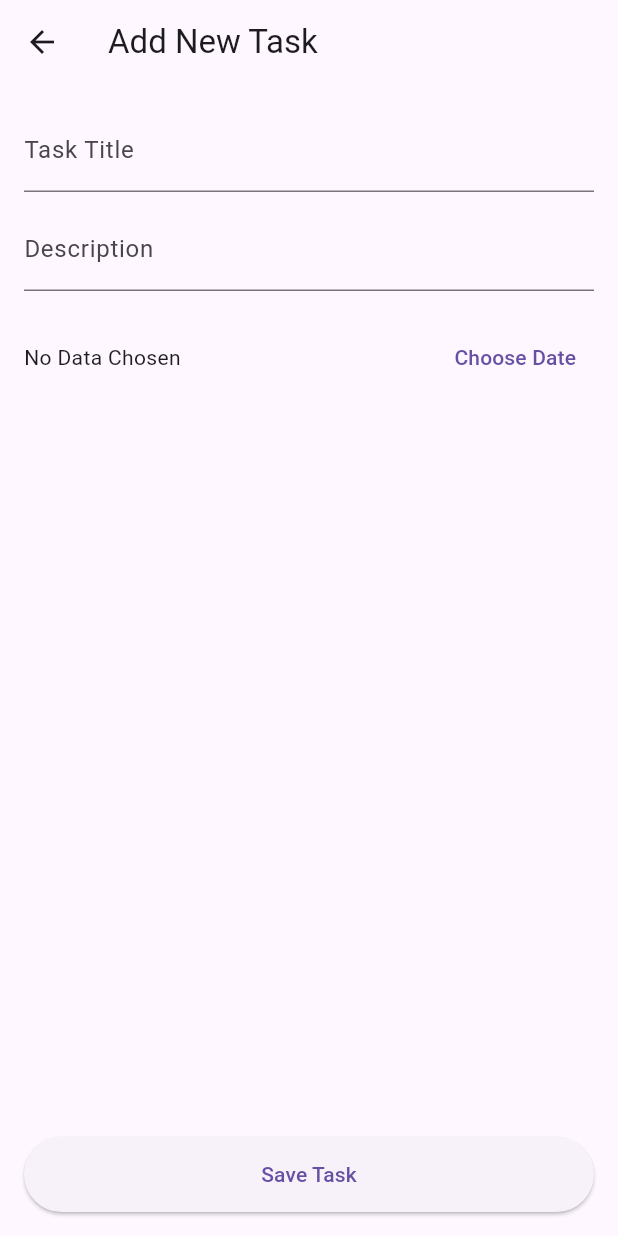
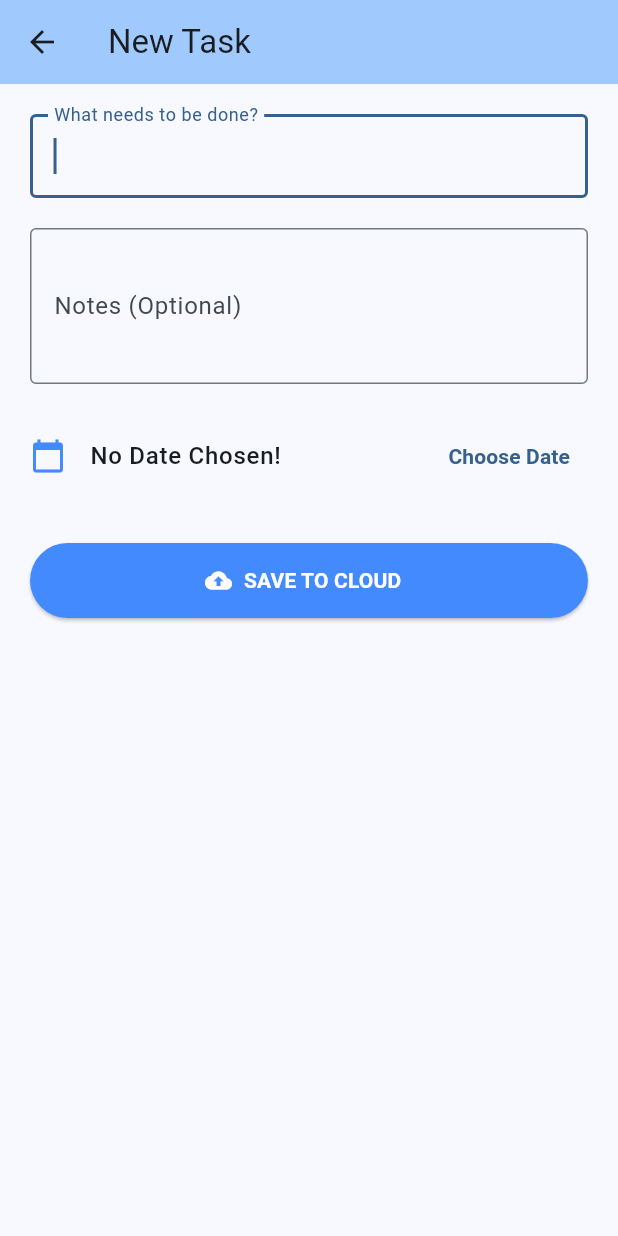
Before and after one commit to MNaVeeDIqbal1/assignment4-dart, a Flutter app: the AddTaskScreen screen opened directly, on a phone screen of 412 x 824 dp. Run offline on Flutter 3.47's test engine with Material 3 defaults, Android fonts, the phone set to English and light mode, and no system bars; our stand-ins replace cloud_firestore, firebase_auth, firebase_core; accounts and stored records are empty; network calls fail.

Commit message:
Finalize!:Working

```diff
--- a/lib/models/task_model.dart
+++ b/lib/models/task_model.dart
@@ -1,59 +1,52 @@
-import 'package:flutter/material.dart';
-
 class Task {
   final String id;
   final String title;
   final String description;
-  final DateTime? dueDate;
   final bool isCompleted;
   final bool isStarred;
+  final DateTime? dueDate; // Add this
 
   Task({
     required this.id,
     required this.title,
     this.description = '',
-    this.dueDate,
     this.isCompleted = false,
     this.isStarred = false,
+    this.dueDate,
   });
 
-  Task copyWith({
-    String? id,
-    String? title,
-    String? description,
-    DateTime? dueDate,
-    bool? isCompleted,
-    bool? isStarred,
-  }) {
-    return Task(
-      id: id ?? this.id,
-      title: title ?? this.title,
-      description: description ?? this.description,
-      dueDate: dueDate ?? this.dueDate,
-      isCompleted: isCompleted ?? this.isCompleted,
-      isStarred: isStarred ?? this.isStarred,
-    );
-  }
-
+  // Update toMap to include the date
   Map<String, dynamic> toMap() {
     return {
       'id': id,
       'title': title,
       'description': description,
-      'dueDate': dueDate?.toIso8601String(),
       'isCompleted': isCompleted,
       'isStarred': isStarred,
+      'dueDate': dueDate?.toIso8601String(),
     };
   }
 
+  // Update fromMap to read the date
   factory Task.fromMap(Map<String, dynamic> map) {
     return Task(
       id: map['id'] ?? '',
       title: map['title'] ?? '',
       description: map['description'] ?? '',
-      dueDate: map['dueDate'] != null ? DateTime.parse(map['dueDate']) : null,
       isCompleted: map['isCompleted'] ?? false,
       isStarred: map['isStarred'] ?? false,
+      dueDate: map['dueDate'] != null ? DateTime.parse(map['dueDate']) : null,
+    );
+  }
+
+  Task copyWith({bool? isCompleted, bool? isStarred, DateTime? dueDate}) {
+    return Task(
+      id: id,
+      title: title,
+      description: description,
+      isCompleted: isCompleted ?? this.isCompleted,
+      isStarred: isStarred ?? this.isStarred,
+      dueDate: dueDate ?? this.dueDate,
     );
   }
 }
--- a/lib/screens/add_task_screen.dart
+++ b/lib/screens/add_task_screen.dart
@@ -1,90 +1,147 @@
-import 'package:flutter/cupertino.dart';
 import 'package:flutter/material.dart';
-import 'package:assignment4/models/task_model.dart';
+import 'package:uuid/uuid.dart';
+import '../models/task_model.dart';
 
-class AddTaskScreen extends StatefulWidget{
+class AddTaskScreen extends StatefulWidget {
   final Task? existingTask;
+
   const AddTaskScreen({super.key, this.existingTask});
+
   @override
   State<AddTaskScreen> createState() => _AddTaskScreenState();
 }
 
-class _AddTaskScreenState extends State<AddTaskScreen>{
+class _AddTaskScreenState extends State<AddTaskScreen> {
   late TextEditingController _titleController;
-  late TextEditingController _descriptionController;
+  late TextEditingController _descController;
   DateTime? _selectedDate;
+  final _uuid = const Uuid();
 
   @override
-  void initState(){
+  void initState() {
     super.initState();
-    _titleController = TextEditingController(text: widget.existingTask?.title?? '');
-    _descriptionController = TextEditingController(text: widget.existingTask?.description?? '');
+    _titleController = TextEditingController(
+      text: widget.existingTask?.title ?? '',
+    );
+    _descController = TextEditingController(
+      text: widget.existingTask?.description ?? '',
+    );
+    // CRITICAL: Load the existing date if we are editing
+    _selectedDate = widget.existingTask?.dueDate;
   }
 
-  Future<void> _pickDate() async{
-    final DateTime? picked = await showDatePicker(
+  void _presentDatePicker() async {
+    final pickedDate = await showDatePicker(
       context: context,
-      initialDate: DateTime.now(),
-      firstDate: DateTime.now(),
-      lastDate: DateTime(2100),
+      initialDate: _selectedDate ?? DateTime.now(),
+      firstDate: DateTime(2024),
+      lastDate: DateTime(2030),
     );
-    if(picked!= null)
-    {
+
+    if (pickedDate != null) {
       setState(() {
-        _selectedDate = picked;
+        _selectedDate = pickedDate;
       });
     }
   }
 
   @override
-  Widget build(BuildContext context)
-  {
+  void dispose() {
+    _titleController.dispose();
+    _descController.dispose();
+    super.dispose();
+  }
+
+  void _save() {
+    final title = _titleController.text.trim();
+    final description = _descController.text.trim();
+
+    if (title.isEmpty) {
+      ScaffoldMessenger.of(context).showSnackBar(
+        const SnackBar(content: Text("Please enter a title")),
+      );
+      return;
+    }
+
+    final task = Task(
+      id: widget.existingTask?.id ?? _uuid.v4(),
+      title: title,
+      description: description,
+      dueDate: _selectedDate, // Now correctly passed
+      isCompleted: widget.existingTask?.isCompleted ?? false,
+      isStarred: widget.existingTask?.isStarred ?? false,
+    );
+
+    Navigator.pop(context, task);
+  }
+
+  @override
+  Widget build(BuildContext context) {
     return Scaffold(
       appBar: AppBar(
-        title: const Text('Add New Task'),
+        title: Text(widget.existingTask == null ? 'New Task' : 'Edit Task'),
+        backgroundColor: Theme.of(context).colorScheme.inversePrimary,
       ),
       body: Padding(
-        padding: const EdgeInsets.all(16.0),
+        padding: const EdgeInsets.all(20.0),
+        child: SingleChildScrollView( // Added scroll view to prevent keyboard overlap
           child: Column(
+            crossAxisAlignment: CrossAxisAlignment.start,
             children: [
               TextField(
                 controller: _titleController,
-              decoration: const InputDecoration(labelText: 'Task Title',),
+                autofocus: true,
+                decoration: const InputDecoration(
+                  labelText: 'What needs to be done?',
+                  border: OutlineInputBorder(),
                 ),
-            const SizedBox(height: 10.0),
-            TextField(
-              controller: _descriptionController,
-              decoration: const InputDecoration(labelText: 'Description'),
               ),
               const SizedBox(height: 20),
-            Row(
-              children: [
-                Text(_selectedDate == null ?
-                'No Data Chosen' :
-                "Due Date:" '${_selectedDate!.day}/${_selectedDate!.month}/${_selectedDate!.year}'),
-                const Spacer(),
-                TextButton(
-                  onPressed: _pickDate,
-                  child: const Text('Choose Date'),
+              TextField(
+                controller: _descController,
+                decoration: const InputDecoration(
+                  labelText: 'Notes (Optional)',
+                  border: OutlineInputBorder(),
+                ),
+                maxLines: 3,
+              ),
+              const SizedBox(height: 20),
+
+              // --- DATE PICKER SECTION ---
+              ListTile(
+                contentPadding: EdgeInsets.zero,
+                leading: const Icon(Icons.calendar_today, color: Colors.blueAccent),
+                title: Text(
+                  _selectedDate == null
+                      ? 'No Date Chosen!'
+                      : 'Due Date: ${_selectedDate!.day}/${_selectedDate!.month}/${_selectedDate!.year}',
+                  style: const TextStyle(fontWeight: FontWeight.w500),
+                ),
+                trailing: TextButton(
+                  onPressed: _presentDatePicker,
+                  child: const Text('Choose Date', style: TextStyle(fontWeight: FontWeight.bold)),
+                ),
+              ),
+              // ---------------------------
+
+              const SizedBox(height: 30),
+              SizedBox(
+                width: double.infinity,
+                height: 50,
+                child: ElevatedButton.icon(
+                  onPressed: _save,
+                  icon: const Icon(Icons.cloud_upload),
+                  label: const Text('SAVE TO CLOUD',
+                      style: TextStyle(fontWeight: FontWeight.bold)
+                  ),
+                  style: ElevatedButton.styleFrom(
+                    backgroundColor: Colors.blueAccent,
+                    foregroundColor: Colors.white,
+                  ),
+                ),
               ),
             ],
           ),
-            const Spacer(),
-            ElevatedButton(
-              style: ElevatedButton.styleFrom(minimumSize: const Size(double.infinity,50)),
-              onPressed: (){
-                if(_titleController.text.isNotEmpty){
-                  final newTask = Task(
-                    id: DateTime.now().toString(),
-                    title: _titleController.text,
-                      description: _descriptionController.text,
-                      dueDate: _selectedDate,
-                  );
-                  Navigator.pop(context,newTask);
-                }
-              }, child: const Text('Save Task'),
-            ),
-          ],
         ),
       ),
     );
--- a/pubspec.yaml
+++ b/pubspec.yaml
@@ -29,6 +29,9 @@ environment:
 # versions available, run `flutter pub outdated`.
 dependencies:
   firebase_core: ^3.0.0
+  firebase_auth: ^5.0.0
+  uuid: ^4.3.3
+  cloud_firestore: ^5.0.0
   flutter:
     sdk: flutter
 
```
Also changed, not shown: lib/main.dart (+35 -13 lines), lib/screens/auth_screen.dart (added, +54 -0 lines), lib/screens/home_screen.dart (+44 -59 lines), lib/services/auth_service.dart (added, +29 -0 lines), lib/services/firestore_service.dart (added, +38 -0 lines), pubspec.lock, 3 other files. Lines whose indentation alone changed are shown as unchanged.
